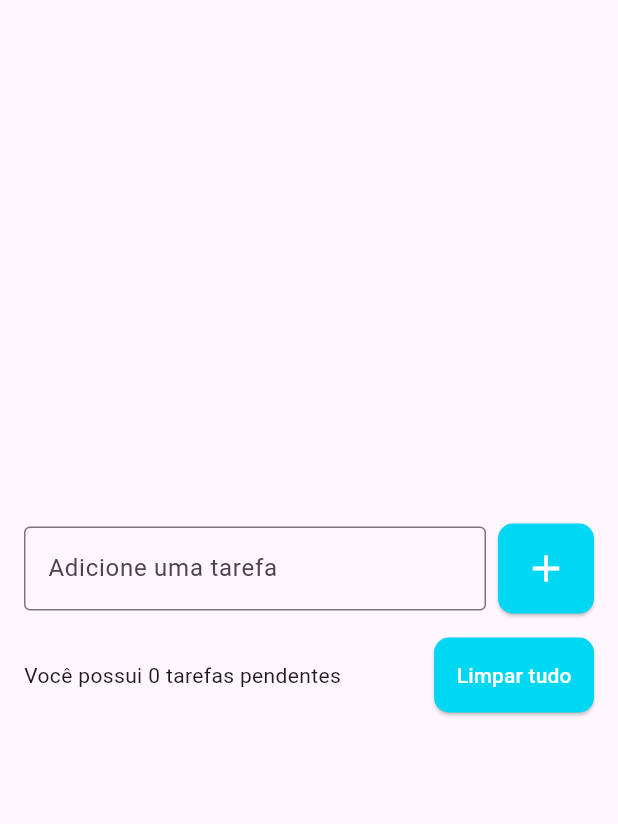
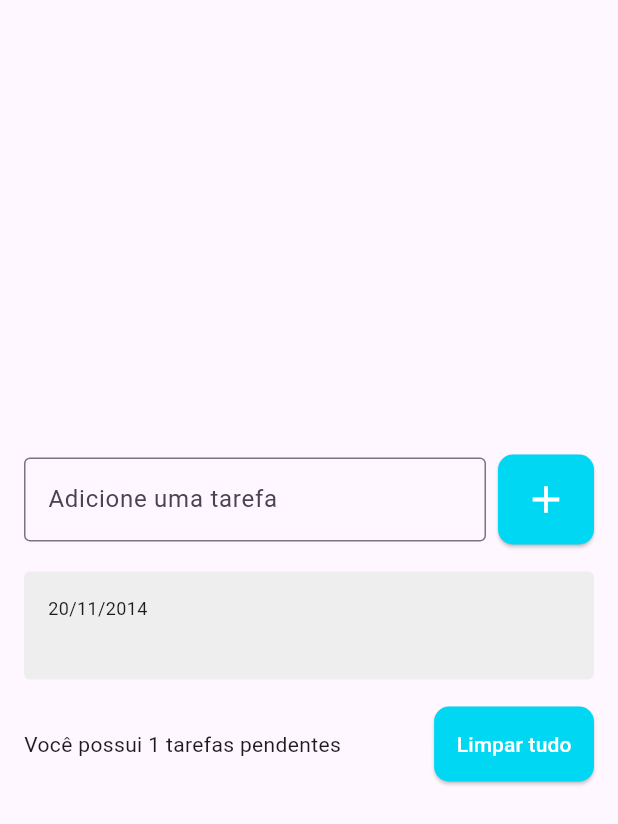
Before and after one commit to kauancordeiro/todo-list, a Flutter app: the screen it shows after launch, after a tap on the "add" icon, on a phone screen of 412 x 824 dp. Shown: the top 824 px of the screen. Run offline on Flutter 3.47's test engine with Material 3 defaults, Android fonts, the phone set to English and light mode, and no system bars.

Commit message:
add task list

```diff
--- a/lib/main.dart
+++ b/lib/main.dart
@@ -13,6 +13,7 @@ class MyApp extends StatelessWidget {
   @override
   Widget build(BuildContext context) {
     return MaterialApp(
+      debugShowCheckedModeBanner: false,
       home: TodoListPage(),
     );
   }
--- a/lib/pages/todo_list_page.dart
+++ b/lib/pages/todo_list_page.dart
@@ -1,23 +1,35 @@
 import 'package:flutter/material.dart';
+import 'package:todo_list/widgets/TaskListItem.dart';
 
-class TodoListPage extends StatelessWidget {
+class TodoListPage extends StatefulWidget {
   TodoListPage({super.key});
 
   @override
+  State<TodoListPage> createState() => _TodoListPageState();
+}
+
+class _TodoListPageState extends State<TodoListPage> {
+  List<String> tasks = [];
+
+  final TextEditingController taskController = TextEditingController();
+
+  @override
   Widget build(BuildContext context) {
-    return Scaffold(
+    return SafeArea(
+      child: Scaffold(
         body: Center(
           child: Padding(
-          padding: const EdgeInsets.symmetric(horizontal: 16),
+            padding: const EdgeInsets.all(16),
             child: Column(
               mainAxisSize: MainAxisSize.min,
               children: [
                 Row(
                   children: [
-                  const Expanded(
+                     Expanded(
                       flex: 3,
                       child: TextField(
-                      decoration: InputDecoration(
+                        controller: taskController,
+                        decoration: const InputDecoration(
                           border: OutlineInputBorder(),
                           labelText: 'Adicione uma tarefa',
                           hintText: 'Ex. Estudar Flutter',
@@ -28,7 +40,13 @@ class TodoListPage extends StatelessWidget {
                       width: 8,
                     ),
                     ElevatedButton(
-                    onPressed: add,
+                      onPressed: (){
+                        String text= taskController.text;
+                        setState(() {
+                          tasks.add(text);
+                        });
+                        taskController.clear();
+                      },
                       style: ElevatedButton.styleFrom(
                         backgroundColor: const Color(0xff00d7f3),
                         iconColor: Colors.white,
@@ -44,12 +62,26 @@ class TodoListPage extends StatelessWidget {
                     ),
                   ],
                 ),
-              SizedBox(height: 16,),
+                SizedBox(
+                  height: 16,
+                ),
+                Flexible(
+                  child: ListView(
+                    shrinkWrap: true,
+                    children: [
+                      for(String task in tasks)
+                      Tasklistitem(title: task),
+                    ],
+                  ),
+                ),
+                SizedBox(
+                  height: 16,
+                ),
                 Row(
                   children: [
                     Expanded(
                       child: Text(
-                      'Você possui 0 tarefas pendentes',
+                        'Você possui ${tasks.length} tarefas pendentes',
                       ),
                     ),
                     SizedBox(
@@ -74,6 +106,7 @@ class TodoListPage extends StatelessWidget {
             ),
           ),
         ),
+      ),
     );
   }
 
--- /dev/null
+++ b/lib/widgets/TaskListItem.dart
@@ -0,0 +1,30 @@
+import 'package:flutter/material.dart';
+class Tasklistitem extends StatelessWidget {
+  const Tasklistitem({super.key, required this.title});
+
+  final String title;
+
+  @override
+  Widget build(BuildContext context) {
+    return Container(
+      decoration: BoxDecoration(
+        borderRadius: BorderRadius.circular(4),
+        color: Colors.grey[200],
+      ),
+      margin: const EdgeInsets.symmetric(vertical: 2),
+      padding: const EdgeInsets.all(16),
+      child:  Column(
+        crossAxisAlignment: CrossAxisAlignment.start,
+        children: [
+          Text('20/11/2014', style: TextStyle(
+            fontSize: 12,
+          ),),
+          Text(title, style: TextStyle(
+            fontSize: 16,
+            fontWeight: FontWeight.w600,
+          ),),
+        ],
+      ),
+    );
+  }
+}
```
Lines whose indentation alone changed are shown as unchanged.
